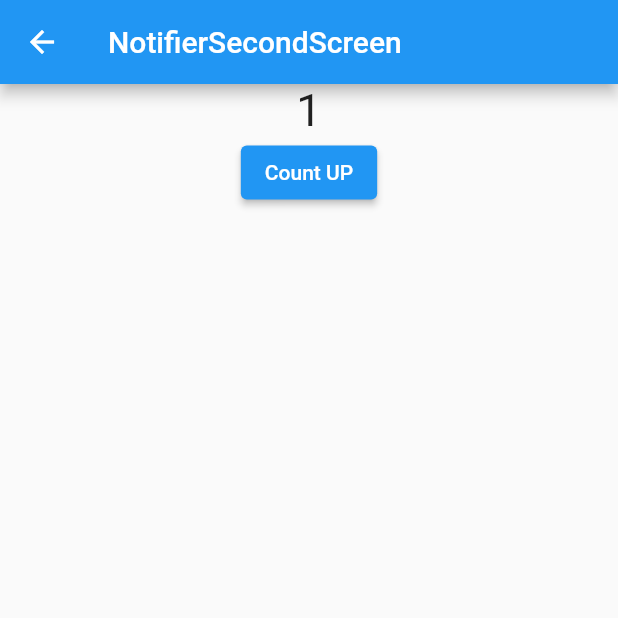
After one commit to CandleCutter/flutter_lecture_01, a Flutter app: the NotifierScreen screen opened directly, after a tap on "Count UP", after a tap on "go Second", on a phone screen of 412 x 824 dp, the top half of it. The commit adds this screen. Run offline on Flutter 3.47's test engine with Material 2 defaults, Android fonts, the phone set to English and light mode, and no system bars; our stand-ins replace dio, get, sprintf.

Commit message:
getx update

```diff
--- /dev/null
+++ b/lib/ch8/06.notifier_screen.dart
@@ -0,0 +1,65 @@
+import 'package:flutter/material.dart';
+import 'package:flutter_lecture_01/ch8/07.notifier_view_model.dart';
+import '08.notifier_second_screen.dart';
+
+class NotifierScreen extends StatefulWidget {
+  const NotifierScreen({super.key});
+
+  @override
+  State<NotifierScreen> createState() => _NotifierScreenState();
+}
+
+class _NotifierScreenState extends State<NotifierScreen> {
+  final NotifierViewModel _vm = NotifierViewModel();
+
+  VoidCallback? listener;
+
+  @override
+  void initState() {
+    listener = () {
+      setState(() {});
+    };
+    _vm.addListener(listener!);
+    super.initState();
+  }
+
+  @override
+  void dispose() {
+    _vm.removeListener(listener!);
+    super.dispose();
+  }
+
+  @override
+  Widget build(BuildContext context) {
+    return Scaffold(
+      appBar: AppBar(
+        title: Text("NotifierScreen"),
+      ),
+      body: Column(
+        crossAxisAlignment: CrossAxisAlignment.stretch,
+        children: [
+          Center(
+            child: Text(
+              _vm.count.toString(),
+              style: TextStyle(fontSize: 30),
+            ),
+          ),
+          ElevatedButton(
+            onPressed: () {
+              _vm.countUp();
+            },
+            child: Text("Count UP"),
+          ),
+          ElevatedButton(
+            onPressed: () {
+              Navigator.push(context, MaterialPageRoute(builder: (context) {
+                return const NotifierSecondScreen();
+              }));
+            },
+            child: Text("go Second"),
+          )
+        ],
+      ),
+    );
+  }
+}
--- /dev/null
+++ b/lib/ch8/07.notifier_view_model.dart
@@ -0,0 +1,17 @@
+import 'package:flutter/cupertino.dart';
+
+class NotifierViewModel with ChangeNotifier {
+  static final NotifierViewModel _notifierViewModel =
+      NotifierViewModel._singleton();
+
+  factory NotifierViewModel() => _notifierViewModel;
+
+  NotifierViewModel._singleton();
+
+  int count = 0;
+
+  void countUp() {
+    count++;
+    notifyListeners();
+  }
+}
--- /dev/null
+++ b/lib/ch8/08.notifier_second_screen.dart
@@ -0,0 +1,56 @@
+import 'package:flutter/material.dart';
+
+import '07.notifier_view_model.dart';
+
+class NotifierSecondScreen extends StatefulWidget {
+  const NotifierSecondScreen({super.key});
+
+  @override
+  State<NotifierSecondScreen> createState() => _NotifierSecondScreenState();
+}
+
+class _NotifierSecondScreenState extends State<NotifierSecondScreen> {
+  final NotifierViewModel _vm = NotifierViewModel();
+
+  VoidCallback? listener;
+
+  @override
+  void initState() {
+    listener = () {
+      setState(() {});
+    };
+    _vm.addListener(listener!);
+    super.initState();
+  }
+
+  @override
+  void dispose() {
+    _vm.removeListener(listener!);
+    super.dispose();
+  }
+
+  @override
+  Widget build(BuildContext context) {
+    return Scaffold(
+      appBar: AppBar(
+        title: Text("NotifierSecondScreen"),
+      ),
+      body: Column(
+        children: [
+          Center(
+            child: Text(
+              _vm.count.toString(),
+              style: TextStyle(fontSize: 30),
+            ),
+          ),
+          ElevatedButton(
+            onPressed: () {
+              _vm.countUp();
+            },
+            child: Text("Count UP"),
+          )
+        ],
+      ),
+    );
+  }
+}
--- a/lib/home_screen.dart
+++ b/lib/home_screen.dart
@@ -24,6 +24,7 @@ import 'ch7/news/01.news_screen.dart';
 import 'ch7/news/02.json_screen.dart';
 import 'ch8/01.open_api_screen.dart';
 import 'ch8/03.get_x_screen.dart';
+import 'ch8/06.notifier_screen.dart';
 
 class HomeScreen extends StatefulWidget {
   const HomeScreen({super.key});
@@ -58,7 +59,6 @@ class _HomeScreenState extends State<HomeScreen> {
             button(page: GridViewScreen(), name: "GridViewScreen"),
             button(page: PageViewScreen(), name: "PageViewScreen"),
             button(page: TabBarScreen(), name: "TabBarScreen"),
-
             button(
                 page: DefaultTabControllerScreen(),
                 name: "DefaultTabControllerScreen"),
@@ -74,6 +74,7 @@ class _HomeScreenState extends State<HomeScreen> {
             button(page: FutureScreen(), name: "FutureScreen"),
             button(page: OpenApiScreen(), name: "OpenApiScreen"),
             button(page: GetXScreen(), name: "GetXScreen"),
+            button(page: NotifierScreen(), name: "NotifierScreen"),
             ElevatedButton(
                 onPressed: () {
                   Navigator.pushNamed(context, "/first");
```
